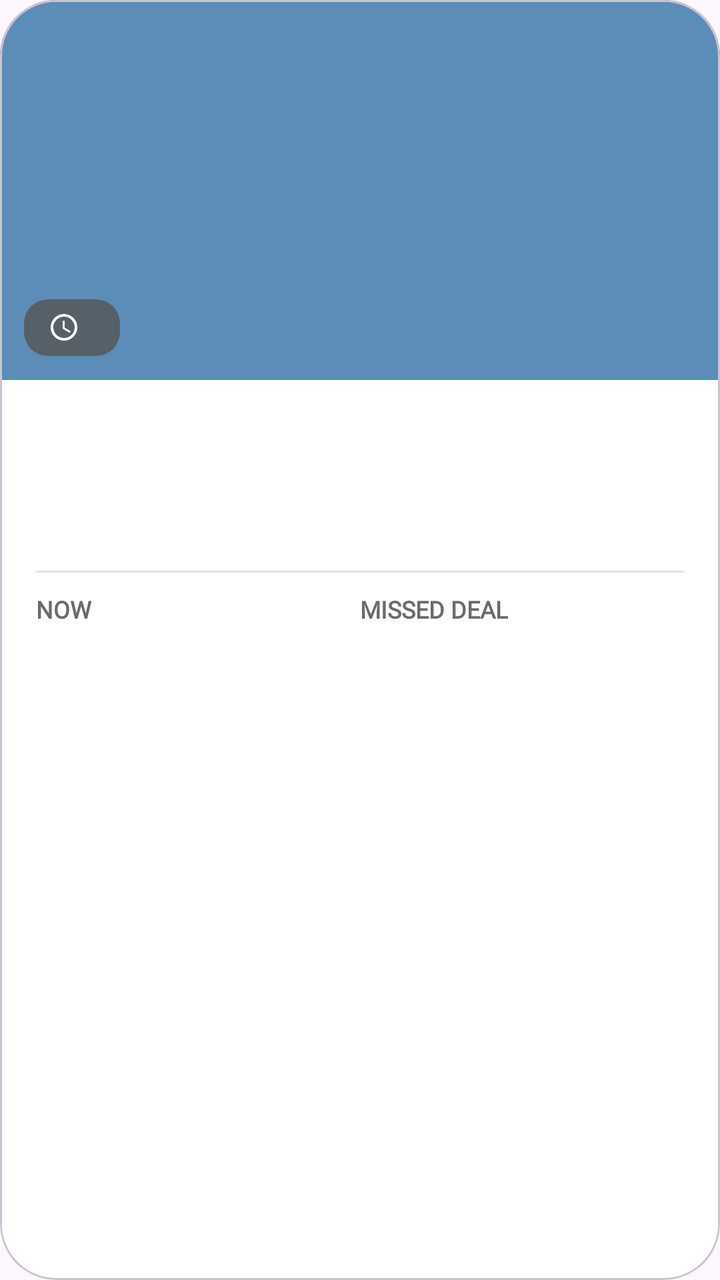
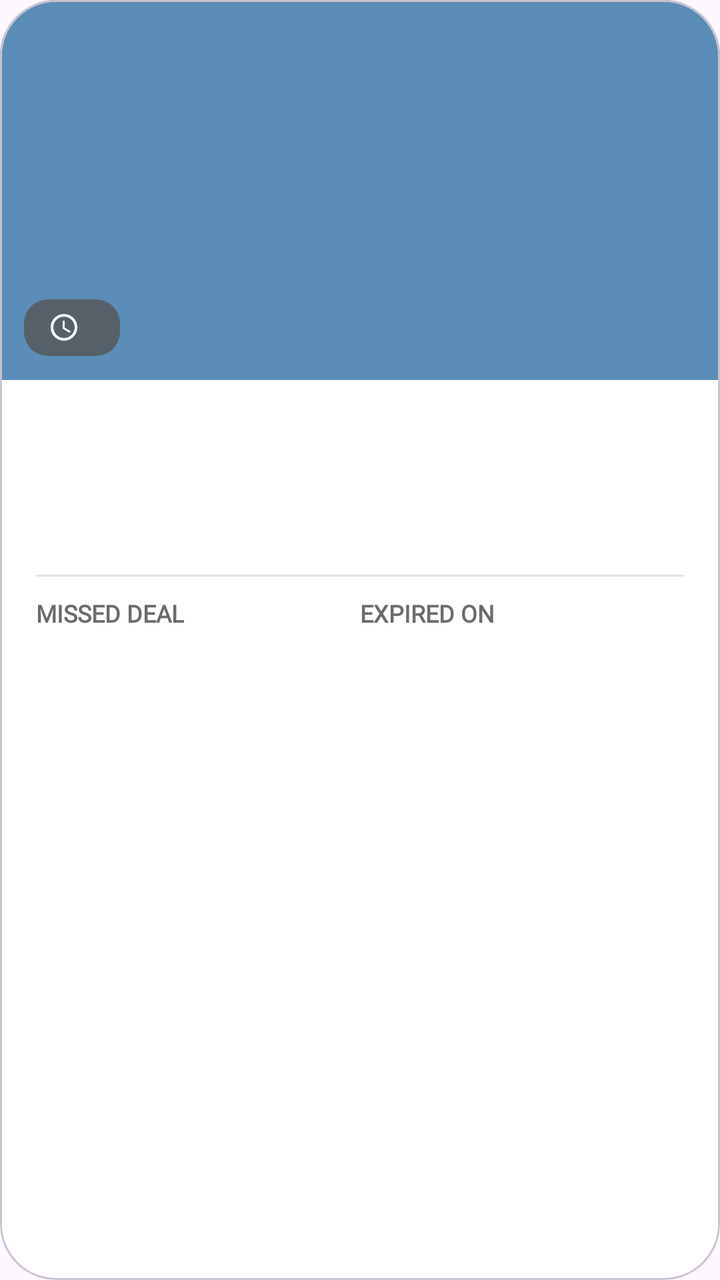

Screens rendered from an Android XML layout before and after an edit, with the pre-edit source and the edit as a unified diff.
<!-- AndroidManifest.xml: application theme Theme.Dealayed -->
<!-- res/layout/item_deal.xml -->
<?xml version="1.0" encoding="utf-8"?>
<com.google.android.material.card.MaterialCardView
    xmlns:android="http://schemas.android.com/apk/res/android"
    xmlns:app="http://schemas.android.com/apk/res-auto"
    android:layout_width="match_parent"
    android:layout_height="wrap_content"
    android:layout_marginStart="20dp"
    android:layout_marginEnd="20dp"
    android:layout_marginBottom="16dp"
    app:cardBackgroundColor="@color/white"
    app:cardCornerRadius="28dp"
    app:cardElevation="0dp">

    <LinearLayout
        android:layout_width="match_parent"
        android:layout_height="wrap_content"
        android:orientation="vertical">

        
        <FrameLayout
            android:layout_width="match_parent"
            android:layout_height="190dp">

            <ImageView
                android:id="@+id/dealImage"
                android:layout_width="match_parent"
                android:layout_height="match_parent"
                android:background="@color/card_placeholder"
                android:contentDescription="Deal photo"
                android:scaleType="centerCrop" />

            <TextView
                android:id="@+id/endedBadge"
                android:layout_width="wrap_content"
                android:layout_height="wrap_content"
                android:layout_gravity="bottom|start"
                android:layout_margin="12dp"
                android:background="@drawable/bg_badge"
                android:drawableStart="@drawable/ic_clock"
                android:drawablePadding="6dp"
                android:fontFamily="@font/lexend"
                android:gravity="center_vertical"
                android:paddingStart="12dp"
                android:paddingEnd="14dp"
                android:paddingTop="6dp"
                android:paddingBottom="6dp"
                android:textColor="@color/white"
                android:textSize="12sp" />
        </FrameLayout>

        
        <LinearLayout
            android:layout_width="match_parent"
            android:layout_height="wrap_content"
            android:orientation="vertical"
            android:padding="18dp">

            <TextView
                android:id="@+id/dealCategory"
                android:layout_width="wrap_content"
                android:layout_height="wrap_content"
                android:fontFamily="@font/lexend"
                android:textColor="@color/gray_text"
                android:textSize="12sp"
                android:textStyle="bold" />

            <TextView
                android:id="@+id/dealTitle"
                android:layout_width="wrap_content"
                android:layout_height="wrap_content"
                android:layout_marginTop="2dp"
                android:fontFamily="@font/lexend"
                android:textColor="@color/orange"
                android:textSize="22sp"
                android:textStyle="bold" />

            <TextView
                android:id="@+id/dealSubtitle"
                android:layout_width="wrap_content"
                android:layout_height="wrap_content"
                android:fontFamily="@font/lexend"
                android:textColor="@color/gray_text"
                android:textSize="13sp" />

            <View
                android:layout_width="match_parent"
                android:layout_height="1dp"
                android:layout_marginTop="12dp"
                android:layout_marginBottom="10dp"
                android:background="@color/divider" />

            
            <LinearLayout
                android:layout_width="match_parent"
                android:layout_height="wrap_content"
                android:orientation="horizontal">

                <LinearLayout
                    android:layout_width="0dp"
                    android:layout_height="wrap_content"
                    android:layout_weight="1"
                    android:orientation="vertical">

                    <TextView
                        android:layout_width="wrap_content"
                        android:layout_height="wrap_content"
                        android:fontFamily="@font/lexend"
                        android:text="NOW"
                        android:textColor="@color/gray_text"
                        android:textSize="12sp"
                        android:textStyle="bold" />

                    <TextView
                        android:id="@+id/dealNow"
                        android:layout_width="wrap_content"
                        android:layout_height="wrap_content"
                        android:fontFamily="@font/lexend"
                        android:textColor="@color/price_green"
                        android:textSize="26sp"
                        android:textStyle="bold" />
                </LinearLayout>

                <LinearLayout
                    android:layout_width="0dp"
                    android:layout_height="wrap_content"
                    android:layout_weight="1"
                    android:orientation="vertical">

                    <TextView
                        android:layout_width="wrap_content"
                        android:layout_height="wrap_content"
                        android:fontFamily="@font/lexend"
                        android:text="MISSED DEAL"
                        android:textColor="@color/gray_text"
                        android:textSize="12sp"
                        android:textStyle="bold" />

                    <TextView
                        android:id="@+id/dealMissed"
                        android:layout_width="wrap_content"
                        android:layout_height="wrap_content"
                        android:fontFamily="@font/lexend"
                        android:textColor="@color/missed_red"
                        android:textSize="18sp"
                        android:textStyle="bold" />
                </LinearLayout>
            </LinearLayout>

        </LinearLayout>
    </LinearLayout>
</com.google.android.material.card.MaterialCardView>
<!-- resources referenced by this layout -->
<resources>
  <color name="card_placeholder">#5B8DB8</color>
  <color name="divider">#E3E3E3</color>
  <color name="gray_text">#6B6B6B</color>
  <color name="missed_red">#9B1C1C</color>
  <color name="orange">#F0502C</color>
  <color name="price_green">#2E7D32</color>
  <color name="white">#FFFFFFFF</color>
  <!-- drawable bg_badge (drawable) -->
  <shape xmlns:android="http://schemas.android.com/apk/res/android">
      <solid android:color="#CC555555"/>
      <corners android:radius="12dp"/>
  </shape>
  <!-- drawable ic_clock (drawable) -->
  <?xml version="1.0" encoding="utf-8"?>
  <vector xmlns:android="http://schemas.android.com/apk/res/android"
      android:width="16dp"
      android:height="16dp"
      android:viewportWidth="24"
      android:viewportHeight="24"
      android:tint="#FFFFFF">
      <path
          android:fillColor="#FFFFFF"
          android:pathData="M11.99,2C6.47,2 2,6.48 2,12s4.47,10 9.99,10C17.52,22 22,17.52 22,12S17.52,2 11.99,2zM12,20c-4.42,0 -8,-3.58 -8,-8s3.58,-8 8,-8 8,3.58 8,8 -3.58,8 -8,8zM12.5,7H11v6l5.25,3.15 0.75,-1.23 -4.5,-2.67z" />
  </vector>
  <style name="Theme.Dealayed" parent="Base.Theme.Dealayed" />
  <style name="Base.Theme.Dealayed" parent="Theme.Material3.DayNight.NoActionBar">
          
          
      </style>
</resources>

<!-- the commit's change to res/layout/item_deal.xml (unified diff, before → after) -->
@@ -66,7 +66,7 @@
 
             <TextView
                 android:id="@+id/dealTitle"
-                android:layout_width="wrap_content"
+                android:layout_width="match_parent"
                 android:layout_height="wrap_content"
                 android:layout_marginTop="2dp"
                 android:fontFamily="@font/lexend"
@@ -76,8 +76,9 @@
 
             <TextView
                 android:id="@+id/dealSubtitle"
-                android:layout_width="wrap_content"
+                android:layout_width="match_parent"
                 android:layout_height="wrap_content"
+                android:layout_marginTop="2dp"
                 android:fontFamily="@font/lexend"
                 android:textColor="@color/gray_text"
                 android:textSize="13sp" />
@@ -105,13 +106,13 @@
                         android:layout_width="wrap_content"
                         android:layout_height="wrap_content"
                         android:fontFamily="@font/lexend"
-                        android:text="NOW"
+                        android:text="MISSED DEAL"
                         android:textColor="@color/gray_text"
                         android:textSize="12sp"
                         android:textStyle="bold" />
 
                     <TextView
-                        android:id="@+id/dealNow"
+                        android:id="@+id/dealHeadline"
                         android:layout_width="wrap_content"
                         android:layout_height="wrap_content"
                         android:fontFamily="@font/lexend"
@@ -130,22 +131,34 @@
                         android:layout_width="wrap_content"
                         android:layout_height="wrap_content"
                         android:fontFamily="@font/lexend"
-                        android:text="MISSED DEAL"
+                        android:text="EXPIRED ON"
                         android:textColor="@color/gray_text"
                         android:textSize="12sp"
                         android:textStyle="bold" />
 
                     <TextView
-                        android:id="@+id/dealMissed"
+                        android:id="@+id/dealExpiredOn"
                         android:layout_width="wrap_content"
                         android:layout_height="wrap_content"
+                        android:layout_marginTop="4dp"
                         android:fontFamily="@font/lexend"
                         android:textColor="@color/missed_red"
-                        android:textSize="18sp"
+                        android:textSize="16sp"
                         android:textStyle="bold" />
                 </LinearLayout>
             </LinearLayout>
 
+            
+            <TextView
+                android:id="@+id/dealRoast"
+                android:layout_width="match_parent"
+                android:layout_height="wrap_content"
+                android:layout_marginTop="14dp"
+                android:fontFamily="@font/lexend"
+                android:textColor="@color/gray_text"
+                android:textSize="13sp"
+                android:textStyle="italic" />
+
         </LinearLayout>
     </LinearLayout>
 </com.google.android.material.card.MaterialCardView>
